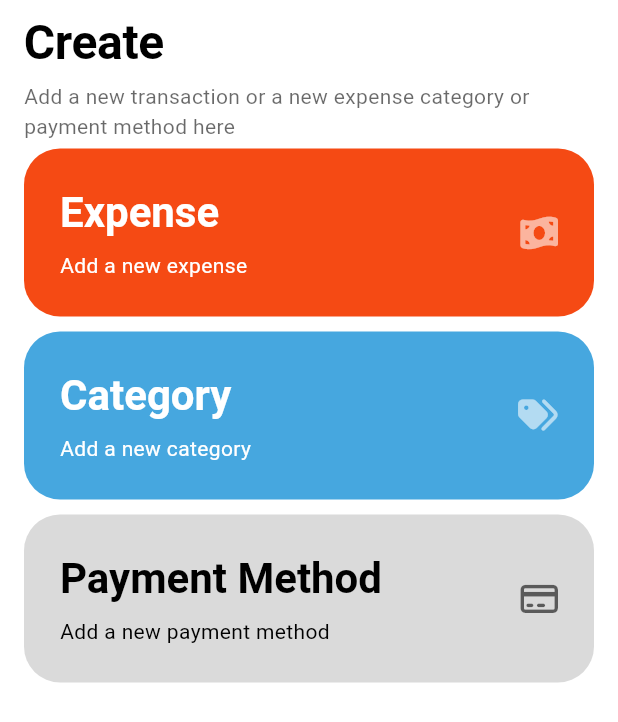
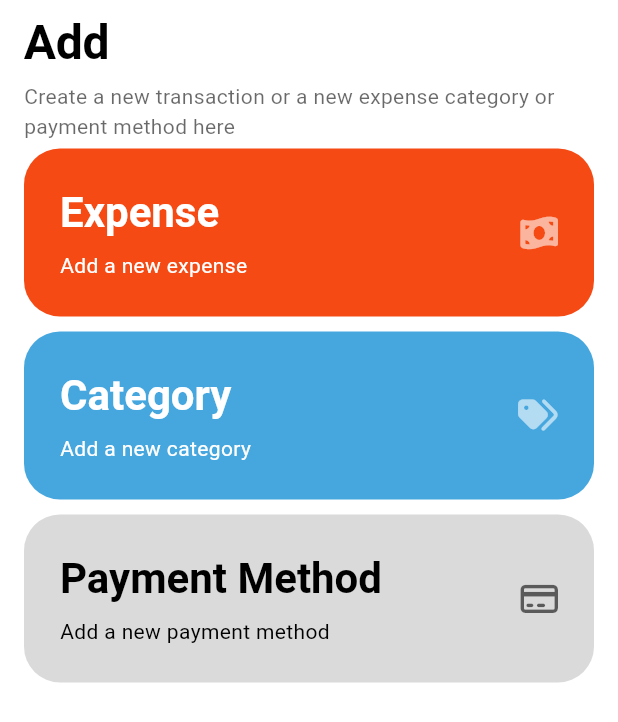
Before and after one commit to kaiumallimon/expendi, a Flutter app: the _AddView widget shown alone on an empty page, opened directly, on a phone screen of 412 x 824 dp. Shown: the top 722 px of the screen. Run offline on Flutter 3.47's test engine with Material 3 defaults, Android fonts, the phone set to English and light mode, and no system bars; our stand-ins replace dio, flutter_bloc, flutter_dotenv, font_awesome_flutter, go_router, hive and 1 more; accounts and stored records are empty; Roboto replaces fonts that are missing (SF Pro Text).

Commit message:
feat: enhance CustomAppBar with title and subtitle, implement PreferencesCubit for state management

```diff
--- a/lib/app/modules/dashboard/add/pages/_add_page.dart
+++ b/lib/app/modules/dashboard/add/pages/_add_page.dart
@@ -53,15 +53,22 @@ class __AddViewState extends State<_AddView> {
         crossAxisAlignment: .start,
         children: [
           /* AppBar */
-          CustomAppBar(theme: theme, height: statusbarHeight),
+          CustomAppBar(
+            theme: theme,
+            height: statusbarHeight,
+            title: 'Add',
+            subtitle:
+                'Create a new transaction or a new expense category or payment method here',
+          ),
           /* Content Area */
-          Expanded(child: ListView.builder(
+          Expanded(
+            child: ListView.builder(
               itemCount: _menus.length,
               padding: const EdgeInsets.symmetric(horizontal: 16),
               itemBuilder: (context, index) {
                 final menu = _menus[index];
                 return GestureDetector(
-                onTap: (){
+                  onTap: () {
                     // Handle menu tap
                   },
                   child: Container(
@@ -73,7 +80,8 @@ class __AddViewState extends State<_AddView> {
                     padding: const EdgeInsets.all(24.0),
                     child: Row(
                       children: [
-                      Expanded(child: Column(
+                        Expanded(
+                          child: Column(
                             mainAxisAlignment: .center,
                             crossAxisAlignment: .start,
                             children: [
@@ -92,18 +100,20 @@ class __AddViewState extends State<_AddView> {
                                 ),
                               ),
                             ],
-                      )),
+                          ),
+                        ),
                         FaIcon(
                           menu['icon'],
                           color: menu['foregroundColor'].withAlpha(150),
                           size: 25,
                         ),
                       ],
-                  )
+                    ),
                   ),
                 );
               },
-          )),
+            ),
+          ),
         ],
       ),
     );
--- a/lib/app/shared/widgets/_custom_appbar.dart
+++ b/lib/app/shared/widgets/_custom_appbar.dart
@@ -1,10 +1,18 @@
 import 'package:flutter/material.dart';
 
 class CustomAppBar extends StatelessWidget {
-  const CustomAppBar({super.key, required this.theme, required this.height});
+  const CustomAppBar({
+    super.key,
+    required this.theme,
+    required this.height,
+    required this.title,
+    required this.subtitle,
+  });
 
   final ThemeData theme;
   final double height;
+  final String title;
+  final String subtitle;
 
   @override
   Widget build(BuildContext context) {
@@ -17,20 +25,25 @@ class CustomAppBar extends StatelessWidget {
         // ),
         color: theme.scaffoldBackgroundColor,
       ),
-      padding: EdgeInsets.only(top: height+10, left: 16, right: 16, bottom: height),
+      padding: EdgeInsets.only(
+        top: height + 10,
+        left: 16,
+        right: 16,
+        bottom: height,
+      ),
       child: Column(
         mainAxisSize: .min,
         crossAxisAlignment: .start,
         children: [
           Text(
-            'Create',
+            title,
             style: theme.textTheme.displayLarge?.copyWith(
               fontWeight: FontWeight.bold,
             ),
           ),
           const SizedBox(height: 8),
           Text(
-            'Add a new transaction or a new expense category or payment method here',
+            subtitle,
             style: theme.textTheme.bodyMedium?.copyWith(
               color: theme.textTheme.bodyMedium?.color?.withAlpha(150),
             ),
```
Also changed, not shown: lib/app/modules/dashboard/preferences/logics/_preferences_cubit.dart (added, +24 -0 lines), lib/app/modules/dashboard/preferences/logics/_preferences_state.dart (added, +23 -0 lines), lib/app/modules/dashboard/preferences/pages/_preferences_page.dart (+65 -22 lines). Lines whose indentation alone changed are shown as unchanged.
